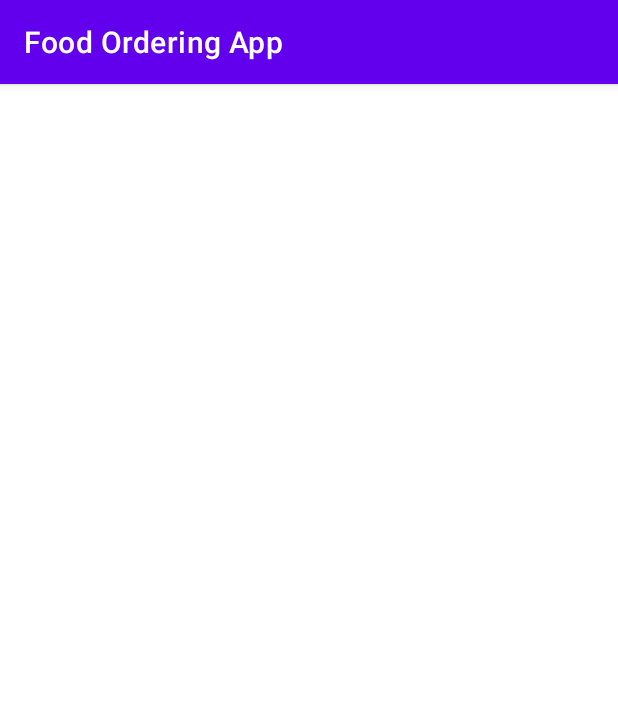
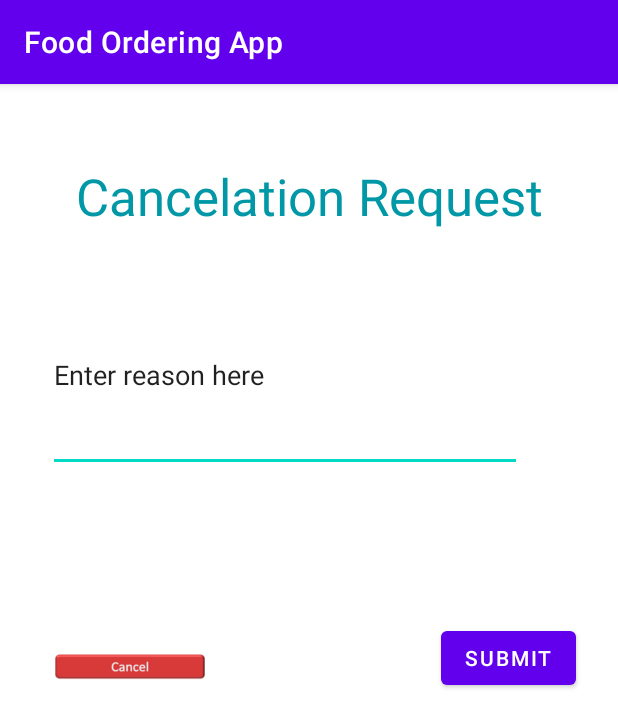
Before and after one commit to hadophelia/foodorderingapp1.0, an Android app: the Cancelation_request screen opened directly, with no data from a screen before it, on a phone screen of 412 x 824 dp. Shown: the top 727 px of the screen. Run offline under Robolectric (Android 15) with nearby library versions, the phone set to English and light mode, and no system bars.

Commit message:
Initial Commit

```diff
--- a/app/src/main/res/layout/activity_cancelation_request.xml
+++ b/app/src/main/res/layout/activity_cancelation_request.xml
@@ -6,4 +6,47 @@
     android:layout_height="match_parent"
     tools:context=".Cancelation_request">
 
+    <TextView
+        android:id="@+id/textView39"
+        android:layout_width="wrap_content"
+        android:layout_height="wrap_content"
+        android:layout_marginTop="52dp"
+        android:text="Cancelation Request"
+        android:textColor="#0097A7"
+        android:textSize="34sp"
+        app:layout_constraintEnd_toEndOf="parent"
+        app:layout_constraintStart_toStartOf="parent"
+        app:layout_constraintTop_toTopOf="parent" />
+
+    <EditText
+        android:id="@+id/editTextTextPersonName3"
+        android:layout_width="316dp"
+        android:layout_height="129dp"
+        android:layout_marginStart="32dp"
+        android:layout_marginTop="32dp"
+        android:ems="10"
+        android:inputType="textPersonName"
+        android:text="Enter reason here"
+        app:layout_constraintStart_toStartOf="parent"
+        app:layout_constraintTop_toBottomOf="@+id/textView39" />
+
+    <Button
+        android:id="@+id/button21"
+        android:layout_width="wrap_content"
+        android:layout_height="wrap_content"
+        android:layout_marginTop="100dp"
+        android:layout_marginEnd="28dp"
+        android:text="Submit"
+        app:layout_constraintEnd_toEndOf="parent"
+        app:layout_constraintTop_toBottomOf="@+id/editTextTextPersonName3" />
+
+    <ImageView
+        android:id="@+id/imageView28"
+        android:layout_width="192dp"
+        android:layout_height="100dp"
+        android:layout_marginTop="80dp"
+        android:layout_marginEnd="112dp"
+        app:layout_constraintEnd_toStartOf="@+id/button21"
+        app:layout_constraintTop_toBottomOf="@+id/editTextTextPersonName3"
+        app:srcCompat="@drawable/cancelbut" />
 </androidx.constraintlayout.widget.ConstraintLayout>
```
Also changed, not shown: app/src/main/res/layout/activity_admin_main_page.xml (+22 -0 lines), app/src/main/res/layout/activity_delivery_guy_home.xml (+32 -0 lines).
